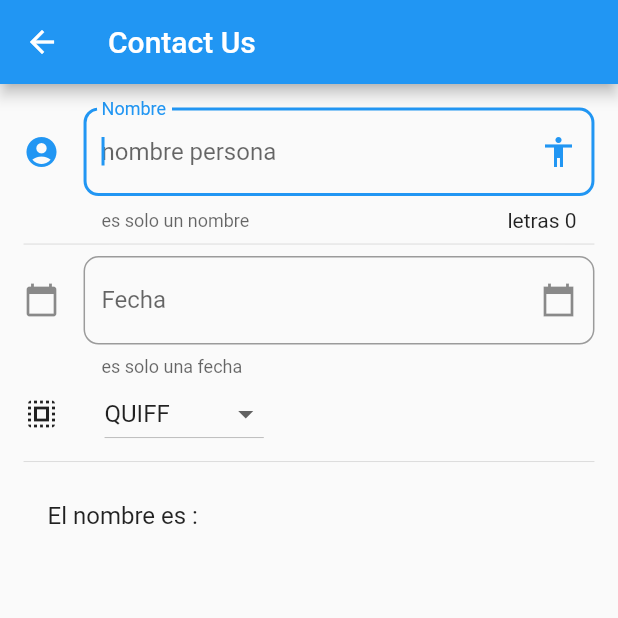
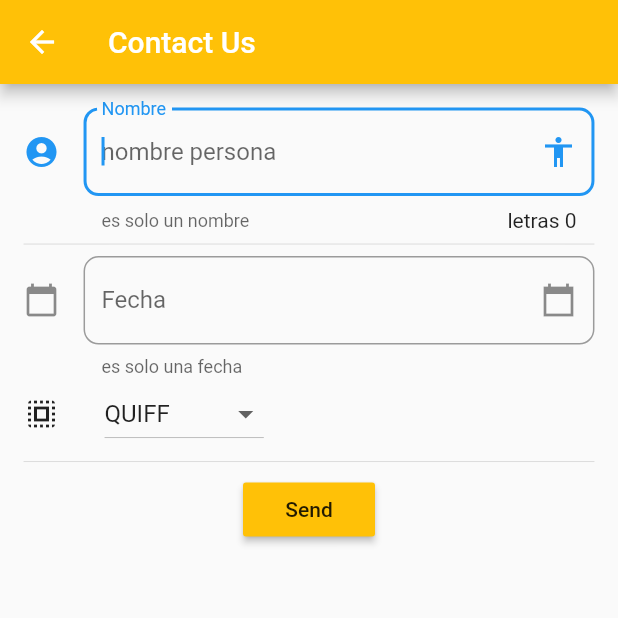
Before and after one commit to kevin-Oz/comercio-hairstylist, a Flutter app: the ContactUsPage screen opened by its route, on a phone screen of 412 x 824 dp, the top half of it. Run offline on Flutter 3.47's test engine with Material 2 defaults, Android fonts, the light colour scheme and no system bars; network calls fail; project files that could hold a hidden picture were left out.

Commit message:
cambiando color del AppBar

```diff
--- a/lib/app/src/views/barber_page.dart
+++ b/lib/app/src/views/barber_page.dart
@@ -13,6 +13,7 @@ class _BarberPageState extends State<BarberPage> {
     return Scaffold(
       appBar: AppBar(
         title: Text('Barbers'),
+        backgroundColor: Colors.amber,
       ),
       body: ListView(
         padding: EdgeInsets.all(10),
--- a/lib/app/src/views/contact_us_page.dart
+++ b/lib/app/src/views/contact_us_page.dart
@@ -22,6 +22,7 @@ class _ContactUsPageState extends State<ContactUsPage> {
     return Scaffold(
       appBar: AppBar(
         title: Text('Contact Us'),
+        backgroundColor: Colors.amber,
       ),
       body: ListView(
         padding: EdgeInsets.all(15.7),
@@ -123,8 +124,12 @@ class _ContactUsPageState extends State<ContactUsPage> {
   }
 
   Widget _crearPersona() {
-    return ListTile(
-      title: Text('El nombre es : $_nombre'),
+    return Center(
+      child: RaisedButton(
+        color: Colors.amber,
+        onPressed: () {},
+        child: Text('Send'),
+      ),
     );
   }
 }
```
